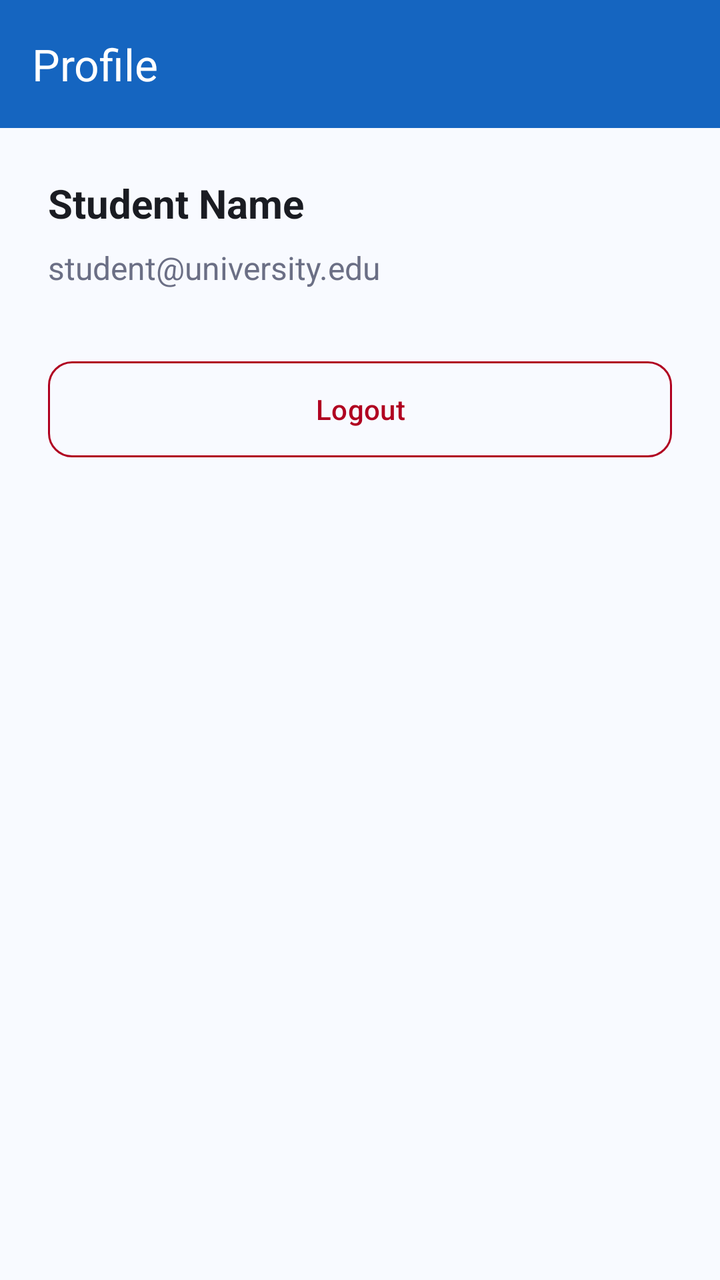
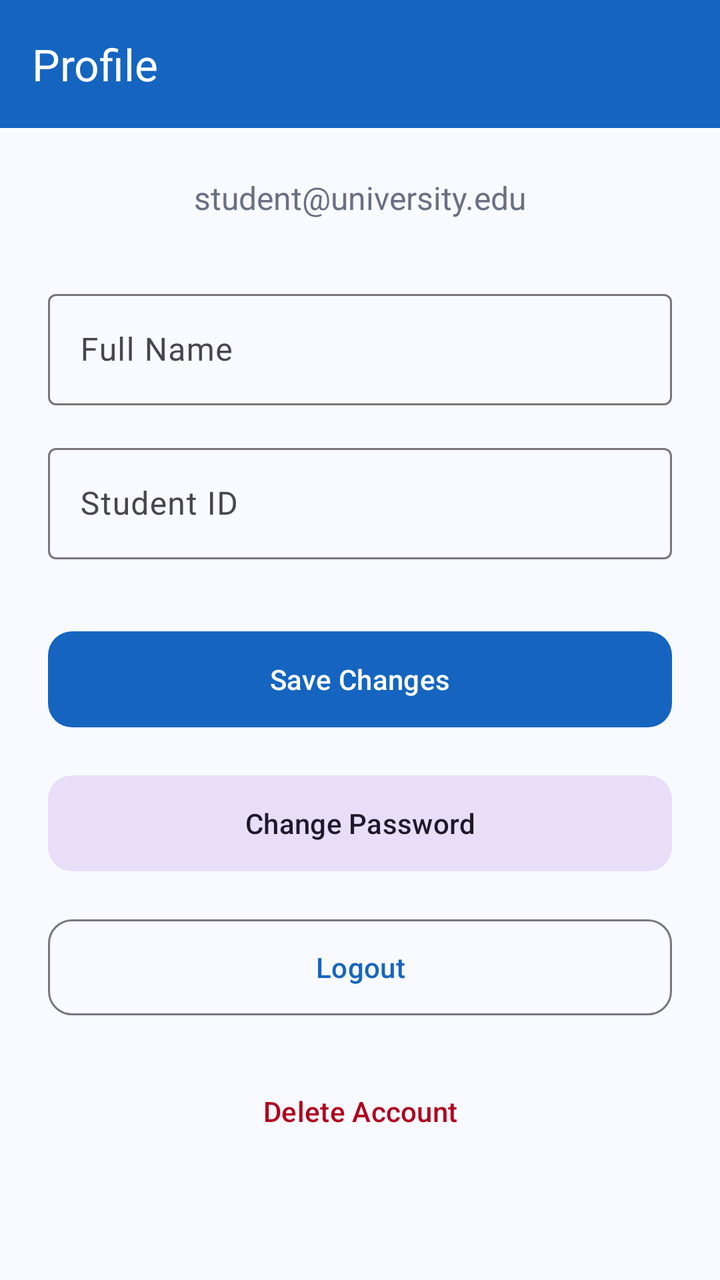

An Android layout rendered at two revisions. The XML below is the earlier revision; the diff shows what the commit changed to produce the second picture.
<!-- AndroidManifest.xml: application theme Theme.StudySpace -->
<!-- res/layout/fragment_profile.xml -->
<?xml version="1.0" encoding="utf-8"?>
<androidx.constraintlayout.widget.ConstraintLayout xmlns:android="http://schemas.android.com/apk/res/android"
    xmlns:app="http://schemas.android.com/apk/res-auto"
    android:layout_width="match_parent"
    android:layout_height="match_parent"
    android:background="@color/background">

    <com.google.android.material.appbar.MaterialToolbar
        android:id="@+id/toolbar"
        android:layout_width="match_parent"
        android:layout_height="?attr/actionBarSize"
        android:background="@color/primary"
        app:title="@string/profile"
        app:titleTextColor="@color/white"
        app:layout_constraintTop_toTopOf="parent" />

    <LinearLayout
        android:layout_width="match_parent"
        android:layout_height="wrap_content"
        android:orientation="vertical"
        android:padding="24dp"
        app:layout_constraintTop_toBottomOf="@id/toolbar">

        
        <TextView
            android:id="@+id/tvUserName"
            android:layout_width="match_parent"
            android:layout_height="wrap_content"
            android:text="Student Name"
            android:textColor="@color/text_primary"
            android:textSize="20sp"
            android:textStyle="bold"
            android:layout_marginBottom="8dp"/>

        <TextView
            android:id="@+id/tvUserEmail"
            android:layout_width="match_parent"
            android:layout_height="wrap_content"
            android:text="student@university.edu"
            android:textColor="@color/text_secondary"
            android:textSize="16sp"
            android:layout_marginBottom="32dp"/>

        
        <com.google.android.material.button.MaterialButton
            android:id="@+id/btnLogout"
            style="@style/Widget.Material3.Button.OutlinedButton"
            android:layout_width="match_parent"
            android:layout_height="56dp"
            android:text="@string/logout"
            android:textColor="@color/error"
            app:strokeColor="@color/error"
            app:cornerRadius="12dp" />

    </LinearLayout>

</androidx.constraintlayout.widget.ConstraintLayout>
<!-- resources referenced by this layout -->
<resources>
  <color name="background">#F8FAFF</color>
  <color name="error">#B00020</color>
  <color name="primary">#1565C0</color>
  <color name="text_primary">#1A1C22</color>
  <color name="text_secondary">#6B6F85</color>
  <color name="white">#FFFFFFFF</color>
  <string name="logout">Logout</string>
  <string name="profile">Profile</string>
  <style name="Theme.StudySpace" parent="Theme.Material3.Light.NoActionBar">
          
          <item name="colorPrimary">@color/primary</item>
          <item name="colorPrimaryVariant">@color/primary_dark</item>
          <item name="colorOnPrimary">@color/on_primary</item>
  
          
          <item name="colorSecondary">@color/secondary</item>
          <item name="colorOnSecondary">@color/on_secondary</item>
  
          
          <item name="android:colorBackground">@color/background</item>
          <item name="colorSurface">@color/surface</item>
  
          
          <item name="colorError">@color/error</item>
          <item name="colorOnError">@color/on_error</item>
  
          
          <item name="android:statusBarColor">@color/primary_dark</item>
          <item name="android:navigationBarColor">@color/surface</item>
      </style>
  <color name="primary_dark">#0D47A1</color>
  <color name="on_primary">#FFFFFF</color>
  <color name="secondary">#00897B</color>
  <color name="on_secondary">#FFFFFF</color>
  <color name="surface">#FFFFFF</color>
  <color name="on_error">#FFFFFF</color>
</resources>

<!-- the commit's change to res/layout/fragment_profile.xml (unified diff, before → after) -->
@@ -23,23 +23,66 @@
 
         
         <TextView
-            android:id="@+id/tvUserName"
-            android:layout_width="match_parent"
-            android:layout_height="wrap_content"
-            android:text="Student Name"
-            android:textColor="@color/text_primary"
-            android:textSize="20sp"
-            android:textStyle="bold"
-            android:layout_marginBottom="8dp"/>
-
-        <TextView
             android:id="@+id/tvUserEmail"
             android:layout_width="match_parent"
             android:layout_height="wrap_content"
             android:text="student@university.edu"
             android:textColor="@color/text_secondary"
             android:textSize="16sp"
+            android:textAlignment="center"
             android:layout_marginBottom="32dp"/>
+
+        
+        <com.google.android.material.textfield.TextInputLayout
+            android:id="@+id/tilFullName"
+            style="@style/Widget.Material3.TextInputLayout.OutlinedBox"
+            android:layout_width="match_parent"
+            android:layout_height="wrap_content"
+            android:layout_marginBottom="16dp"
+            android:hint="@string/full_name">
+
+            <com.google.android.material.textfield.TextInputEditText
+                android:id="@+id/etFullName"
+                android:layout_width="match_parent"
+                android:layout_height="wrap_content"
+                android:inputType="textPersonName" />
+        </com.google.android.material.textfield.TextInputLayout>
+
+        
+        <com.google.android.material.textfield.TextInputLayout
+            android:id="@+id/tilStudentId"
+            style="@style/Widget.Material3.TextInputLayout.OutlinedBox"
+            android:layout_width="match_parent"
+            android:layout_height="wrap_content"
+            android:layout_marginBottom="32dp"
+            android:hint="@string/student_id">
+
+            <com.google.android.material.textfield.TextInputEditText
+                android:id="@+id/etStudentId"
+                android:layout_width="match_parent"
+                android:layout_height="wrap_content"
+                android:inputType="text" />
+        </com.google.android.material.textfield.TextInputLayout>
+
+        
+        <com.google.android.material.button.MaterialButton
+            android:id="@+id/btnSave"
+            style="@style/Widget.Material3.Button"
+            android:layout_width="match_parent"
+            android:layout_height="56dp"
+            android:text="Save Changes"
+            app:cornerRadius="12dp"
+            android:layout_marginBottom="16dp"/>
+
+        
+        <com.google.android.material.button.MaterialButton
+            android:id="@+id/btnChangePassword"
+            style="@style/Widget.Material3.Button.TonalButton"
+            android:layout_width="match_parent"
+            android:layout_height="56dp"
+            android:text="Change Password"
+            app:cornerRadius="12dp"
+            android:layout_marginBottom="16dp"/>
 
         
         <com.google.android.material.button.MaterialButton
@@ -48,10 +91,29 @@
             android:layout_width="match_parent"
             android:layout_height="56dp"
             android:text="@string/logout"
+            app:cornerRadius="12dp"
+            android:layout_marginBottom="16dp"/>
+
+        
+        <com.google.android.material.button.MaterialButton
+            android:id="@+id/btnDeleteAccount"
+            style="@style/Widget.Material3.Button.TextButton"
+            android:layout_width="match_parent"
+            android:layout_height="56dp"
+            android:text="Delete Account"
             android:textColor="@color/error"
-            app:strokeColor="@color/error"
             app:cornerRadius="12dp" />
 
     </LinearLayout>
 
+    <ProgressBar
+        android:id="@+id/progressBar"
+        android:layout_width="wrap_content"
+        android:layout_height="wrap_content"
+        android:visibility="gone"
+        app:layout_constraintTop_toTopOf="parent"
+        app:layout_constraintBottom_toBottomOf="parent"
+        app:layout_constraintStart_toStartOf="parent"
+        app:layout_constraintEnd_toEndOf="parent" />
+
 </androidx.constraintlayout.widget.ConstraintLayout>
<!-- resource entries referenced after the edit -->
@@ -3,11 +3,12 @@
   <color name="background">#F8FAFF</color>
   <color name="error">#B00020</color>
   <color name="primary">#1565C0</color>
-  <color name="text_primary">#1A1C22</color>
   <color name="text_secondary">#6B6F85</color>
   <color name="white">#FFFFFFFF</color>
+  <string name="full_name">Full Name</string>
   <string name="logout">Logout</string>
   <string name="profile">Profile</string>
+  <string name="student_id">Student ID</string>
   <style name="Theme.StudySpace" parent="Theme.Material3.Light.NoActionBar">
           
           <item name="colorPrimary">@color/primary</item>
